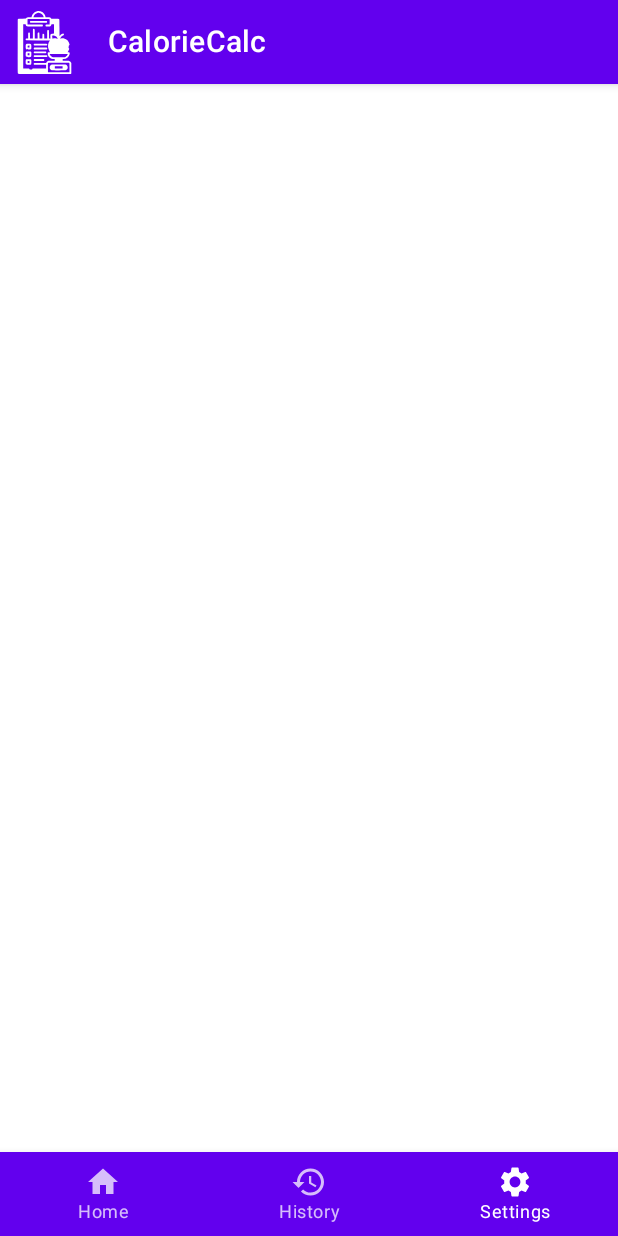
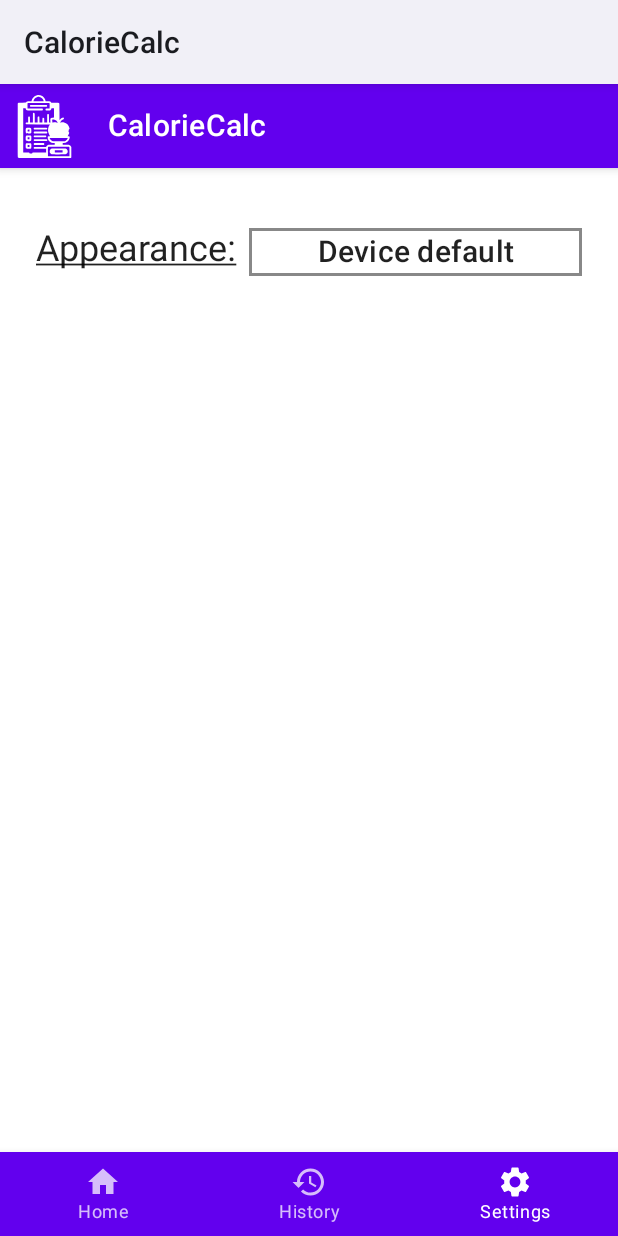
Before and after one commit to ZsoltDavid-epam/bench-caloriecalc, an Android app built with Jetpack Compose: the screen it shows after launch (MainActivity), item 3 of the bottom bar chosen, on a phone screen of 412 x 824 dp. Run offline under Robolectric (Android 15) with nearby library versions, the phone set to English and light mode, and no system bars; our stand-ins replace Dagger/Hilt's generated code, Room's generated code.

Commit message:
BENCH-23 - Add dark theme support, splash screen loading

```diff
--- a/app/build.gradle
+++ b/app/build.gradle
@@ -105,4 +105,10 @@ dependencies {
     androidTestImplementation 'androidx.test.espresso:espresso-core:3.4.0'
     androidTestImplementation "org.mockito:mockito-core:2.21.0"
 
+    // DataStore
+    implementation "androidx.datastore:datastore-preferences:1.0.0"
+
+    // Splash Screen
+    implementation 'androidx.core:core-splashscreen:1.0.0-beta01'
+
 }
--- a/app/src/main/AndroidManifest.xml
+++ b/app/src/main/AndroidManifest.xml
@@ -9,12 +9,12 @@
         android:label="@string/app_name"
         android:roundIcon="@mipmap/ic_launcher_round"
         android:supportsRtl="true"
-        android:theme="@style/Theme.CalorieCalc">
+        android:theme="@style/Theme.App.Starting">
         <activity
             android:name=".MainActivity"
             android:exported="true"
             android:label="@string/app_name"
-            android:theme="@style/Theme.CalorieCalc.NoActionBar">
+            android:theme="@style/Theme.App.Starting">
             <intent-filter>
                 <action android:name="android.intent.action.MAIN" />
 
--- a/app/src/main/java/com/epam/caloriecalc/MainActivity.kt
+++ b/app/src/main/java/com/epam/caloriecalc/MainActivity.kt
@@ -3,23 +3,45 @@ package com.epam.caloriecalc
 import android.os.Bundle
 import androidx.activity.ComponentActivity
 import androidx.activity.compose.setContent
+import androidx.activity.viewModels
+import androidx.compose.foundation.isSystemInDarkTheme
 import androidx.compose.foundation.layout.fillMaxSize
 import androidx.compose.material.*
+import androidx.compose.runtime.collectAsState
+import androidx.compose.runtime.getValue
 import androidx.compose.ui.Modifier
 import androidx.compose.ui.res.painterResource
 import androidx.compose.ui.res.stringResource
+import androidx.core.splashscreen.SplashScreen.Companion.installSplashScreen
 import androidx.navigation.compose.rememberNavController
+import com.epam.caloriecalc.ui.home.HomeViewModel
 import com.epam.caloriecalc.ui.navigation.NavBar
 import com.epam.caloriecalc.ui.navigation.NavBarGraph
 import com.epam.caloriecalc.ui.theme.CalorieCalcTheme
+import com.epam.caloriecalc.util.Constants.SETTINGS_THEME_DARK
+import com.epam.caloriecalc.util.Constants.SETTINGS_THEME_DEFAULT
+import com.epam.caloriecalc.util.Constants.SETTINGS_THEME_LIGHT
 import dagger.hilt.android.AndroidEntryPoint
 
 @AndroidEntryPoint
 class MainActivity : ComponentActivity() {
+
+    private val homeViewModel: HomeViewModel by viewModels()
+
     override fun onCreate(savedInstanceState: Bundle?) {
         super.onCreate(savedInstanceState)
         setContent {
-            CalorieCalcTheme {
+            val darkTheme by homeViewModel.themeMode.collectAsState(initial = SETTINGS_THEME_DEFAULT)
+            val splashScreen = installSplashScreen()
+            splashScreen.setKeepOnScreenCondition { homeViewModel.isLoading.value }
+
+            CalorieCalcTheme(
+                darkTheme = when (darkTheme) {
+                    SETTINGS_THEME_LIGHT -> false
+                    SETTINGS_THEME_DARK -> true
+                    else -> isSystemInDarkTheme()
+                }
+            ) {
                 val navController = rememberNavController()
                 Surface(color = MaterialTheme.colors.background) {
                     Scaffold(
--- /dev/null
+++ b/app/src/main/java/com/epam/caloriecalc/data/settings/SettingsManager.kt
@@ -0,0 +1,38 @@
+package com.epam.caloriecalc.data.settings
+
+import android.content.Context
+import androidx.datastore.core.DataStore
+import androidx.datastore.preferences.core.Preferences
+import androidx.datastore.preferences.core.edit
+import androidx.datastore.preferences.core.intPreferencesKey
+import androidx.datastore.preferences.preferencesDataStore
+import com.epam.caloriecalc.util.Constants
+import com.epam.caloriecalc.util.Constants.SETTINGS_THEME_DEFAULT
+import dagger.hilt.android.qualifiers.ApplicationContext
+import kotlinx.coroutines.flow.Flow
+import kotlinx.coroutines.flow.map
+import javax.inject.Inject
+
+private val Context.dataStore: DataStore<Preferences> by preferencesDataStore(name = Constants.SETTINGS_NAME)
+
+class SettingsManager @Inject constructor(
+   @ApplicationContext private val appContext: Context
+) {
+
+    private val settingsDataStore = appContext.dataStore
+
+    suspend fun setThemeMode(mode: Int) {
+        settingsDataStore.edit { settings ->
+            settings[PreferencesKeys.THEME_MODE_KEY] = mode
+        }
+    }
+
+    val themeMode: Flow<Int> = settingsDataStore.data.map { preferences ->
+        preferences[PreferencesKeys.THEME_MODE_KEY] ?: SETTINGS_THEME_DEFAULT
+    }
+
+
+    private object PreferencesKeys {
+        val THEME_MODE_KEY = intPreferencesKey("theme_mode_key")
+    }
+}
--- a/app/src/main/java/com/epam/caloriecalc/di/AppModule.kt
+++ b/app/src/main/java/com/epam/caloriecalc/di/AppModule.kt
@@ -5,6 +5,7 @@ import androidx.room.Room
 import com.epam.caloriecalc.data.local.CalorieDatabase
 import com.epam.caloriecalc.data.local.repository.CalorieRepository
 import com.epam.caloriecalc.data.local.repository.CalorieRepositoryImpl
+import com.epam.caloriecalc.data.settings.SettingsManager
 import com.epam.caloriecalc.util.Constants
 import dagger.Module
 import dagger.Provides
@@ -31,4 +32,10 @@ object AppModule {
     fun provideCalorieRepository(db: CalorieDatabase): CalorieRepository {
         return CalorieRepositoryImpl(db.dao)
     }
+
+    @Provides
+    @Singleton
+    fun provideSettingsManager(app: Application): SettingsManager {
+        return SettingsManager(app)
+    }
 }
--- a/app/src/main/java/com/epam/caloriecalc/ui/home/HomeViewModel.kt
+++ b/app/src/main/java/com/epam/caloriecalc/ui/home/HomeViewModel.kt
@@ -5,7 +5,9 @@ import androidx.lifecycle.viewModelScope
 import com.epam.caloriecalc.data.local.relations.IntakeWithProduct
 import com.epam.caloriecalc.data.local.repository.CalorieRepository
 import com.epam.caloriecalc.data.model.DailyStat
+import com.epam.caloriecalc.data.settings.SettingsManager
 import dagger.hilt.android.lifecycle.HiltViewModel
+import kotlinx.coroutines.delay
 import kotlinx.coroutines.flow.MutableStateFlow
 import kotlinx.coroutines.flow.stateIn
 import kotlinx.coroutines.launch
@@ -15,8 +17,13 @@ import javax.inject.Inject
 
 @HiltViewModel
 class HomeViewModel @Inject constructor(
-    private val repository: CalorieRepository
+    repository: CalorieRepository,
+    settingsManager: SettingsManager
 ) : ViewModel() {
+
+    val isLoading = MutableStateFlow(true)
+
+    val themeMode = settingsManager.themeMode
 
     val intakesTodayStats = MutableStateFlow(DailyStat())
 
@@ -27,7 +34,10 @@ class HomeViewModel @Inject constructor(
 
     init {
         viewModelScope.launch {
+            /* Delay for the splash screen loading */
+            delay(1000L)
             intakesTodayStats.value = calculateTodayStats(intakesToday.stateIn(this).value)
+            isLoading.value = false
         }
     }
 
--- a/app/src/main/java/com/epam/caloriecalc/ui/navigation/NavBarGraph.kt
+++ b/app/src/main/java/com/epam/caloriecalc/ui/navigation/NavBarGraph.kt
@@ -5,6 +5,7 @@ import androidx.navigation.NavHostController
 import androidx.navigation.compose.NavHost
 import androidx.navigation.compose.composable
 import com.epam.caloriecalc.ui.home.HomeScreen
+import com.epam.caloriecalc.ui.settings.SettingsScreen
 
 @Composable
 fun NavBarGraph(
@@ -21,7 +22,7 @@ fun NavBarGraph(
             //HistoryScreen()
         }
         composable(route = NavBarScreenType.Settings.route) {
-            //SettingsScreen()
+            SettingsScreen()
         }
 
     }
--- /dev/null
+++ b/app/src/main/java/com/epam/caloriecalc/ui/settings/SettingsScreen.kt
@@ -0,0 +1,104 @@
+package com.epam.caloriecalc.ui.settings
+
+import androidx.compose.foundation.BorderStroke
+import androidx.compose.foundation.background
+import androidx.compose.foundation.border
+import androidx.compose.foundation.clickable
+import androidx.compose.foundation.layout.*
+import androidx.compose.foundation.shape.RoundedCornerShape
+import androidx.compose.material.DropdownMenu
+import androidx.compose.material.DropdownMenuItem
+import androidx.compose.material.Text
+import androidx.compose.runtime.*
+import androidx.compose.ui.Alignment
+import androidx.compose.ui.Modifier
+import androidx.compose.ui.graphics.Color
+import androidx.compose.ui.res.stringResource
+import androidx.compose.ui.text.style.TextAlign
+import androidx.compose.ui.text.style.TextDecoration
+import androidx.compose.ui.unit.dp
+import androidx.hilt.navigation.compose.hiltViewModel
+import com.epam.caloriecalc.R
+import com.epam.caloriecalc.ui.theme.Typography
+import com.epam.caloriecalc.util.Constants.SETTINGS_THEME_DEFAULT
+import com.epam.caloriecalc.util.Constants.SETTINGS_THEME_LIGHT
+import com.epam.caloriecalc.util.Constants.SETTINGS_THEME_DARK
+
+@Composable
+fun SettingsScreen(
+    viewModel: SettingsViewModel = hiltViewModel()
+) {
+
+    var expandedState by remember { mutableStateOf(false) }
+
+    val themeItems =
+        listOf(
+            (stringResource(R.string.theme_device_default) to SETTINGS_THEME_DEFAULT),
+            (stringResource(R.string.theme_light) to SETTINGS_THEME_LIGHT),
+            (stringResource(R.string.theme_dark) to SETTINGS_THEME_DARK)
+        )
+
+    var selectedIndex by remember { mutableStateOf(viewModel.themeState.value) }
+
+    LaunchedEffect(key1 = selectedIndex) {
+        viewModel.changeThemeMode(themeItems[selectedIndex].second)
+    }
+
+    Column(
+        modifier = Modifier
+            .fillMaxSize()
+            .padding(16.dp)
+    ) {
+        Spacer(modifier = Modifier.height(16.dp))
+        Row(
+            modifier = Modifier
+                .fillMaxWidth()
+                .padding(8.dp),
+            horizontalArrangement = Arrangement.SpaceBetween,
+            verticalAlignment = Alignment.Top
+        ) {
+            Text(
+                text = stringResource(R.string.appearance) + ":",
+                style = Typography.h5,
+                textDecoration = TextDecoration.Underline
+            )
+            Spacer(modifier = Modifier.width(8.dp))
+            Box(
+                contentAlignment = Alignment.CenterStart
+            ) {
+                Text(
+                    text = themeItems[selectedIndex].first,
+                    style = Typography.h6,
+                    textAlign = TextAlign.Center,
+                    modifier = Modifier
+                        .fillMaxWidth()
+                        .border(
+                            border = BorderStroke(width = 2.dp, Color.Gray)
+                        )
+                        .padding(4.dp)
+                        .clickable(onClick = { expandedState = true })
+                )
+                DropdownMenu(
+                    expanded = expandedState,
+                    onDismissRequest = { expandedState = false },
+                    modifier = Modifier
+                        .fillMaxWidth(0.9f)
+                        .background(Color.Gray, shape = RoundedCornerShape(4.dp))
+                ) {
+                    themeItems.forEachIndexed { index, s ->
+                        DropdownMenuItem(onClick = {
+                            selectedIndex = index
+                            expandedState = false
+                        }) {
+                            Text(
+                                text = s.first,
+                                style = Typography.h6,
+                                textAlign = TextAlign.Center
+                            )
+                        }
+                    }
+                }
+            }
+        }
+    }
+}
--- /dev/null
+++ b/app/src/main/java/com/epam/caloriecalc/ui/settings/SettingsViewModel.kt
@@ -0,0 +1,32 @@
+package com.epam.caloriecalc.ui.settings
+
+import androidx.lifecycle.ViewModel
+import androidx.lifecycle.viewModelScope
+import com.epam.caloriecalc.data.settings.SettingsManager
+import dagger.hilt.android.lifecycle.HiltViewModel
+import kotlinx.coroutines.flow.MutableStateFlow
+import kotlinx.coroutines.flow.asStateFlow
+import kotlinx.coroutines.flow.stateIn
+import kotlinx.coroutines.launch
+import javax.inject.Inject
+
+@HiltViewModel
+class SettingsViewModel @Inject constructor(
+    private val settingsManager: SettingsManager
+) : ViewModel() {
+
+    private val _themeState = MutableStateFlow(0)
+    val themeState = _themeState.asStateFlow()
+
+    init {
+        viewModelScope.launch {
+            _themeState.value = settingsManager.themeMode.stateIn(viewModelScope).value
+        }
+    }
+
+    fun changeThemeMode(value: Int) {
+        viewModelScope.launch {
+            settingsManager.setThemeMode(value)
+        }
+    }
+}
--- a/app/src/main/java/com/epam/caloriecalc/util/Constants.kt
+++ b/app/src/main/java/com/epam/caloriecalc/util/Constants.kt
@@ -7,4 +7,9 @@ object Constants {
     const val PRODUCT_TABLE_NAME = "product_table"
     const val PRODUCT_ID_COLUMN_NAME = "productId"
     const val PRODUCT_NAME_COLUMN_NAME = "name"
+
+    const val SETTINGS_NAME = "settings"
+    const val SETTINGS_THEME_DEFAULT = 0
+    const val SETTINGS_THEME_LIGHT = 1
+    const val SETTINGS_THEME_DARK = 2
 }
--- /dev/null
+++ b/app/src/main/res/values/splash.xml
@@ -0,0 +1,10 @@
+<?xml version="1.0" encoding="utf-8"?>
+<resources>
+    <style name="Theme.App.Starting" parent="Theme.SplashScreen">
+        <item name="windowSplashScreenBackground">#0000</item>
+
+        <item name="windowSplashScreenAnimatedIcon">@mipmap/ic_launcher_foreground</item>
+
+        <item name="postSplashScreenTheme">@style/Theme.CalorieCalc</item>
+    </style>
+</resources>
--- a/app/src/main/res/values/strings.xml
+++ b/app/src/main/res/values/strings.xml
@@ -12,4 +12,8 @@
     <string name="screen_home">Home</string>
     <string name="screen_history">History</string>
     <string name="screen_settings">Settings</string>
+    <string name="appearance">Appearance</string>
+    <string name="theme_device_default">Device default</string>
+    <string name="theme_light">Light mode</string>
+    <string name="theme_dark">Dark mode</string>
 </resources>
```
Also changed, not shown: 1 other file.
